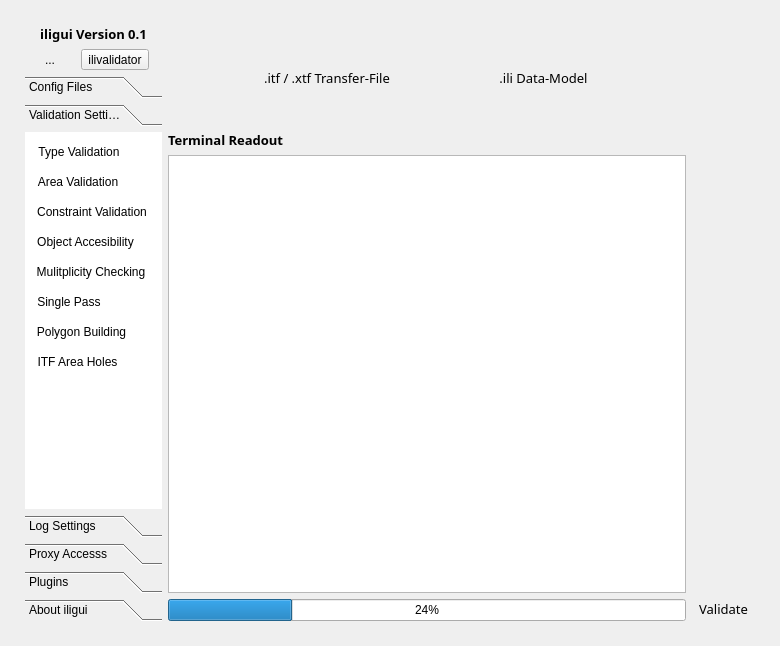
First picture: the form in iligui_ui.ui, repository MoreIceFitzGerry/iligui, before the edit.
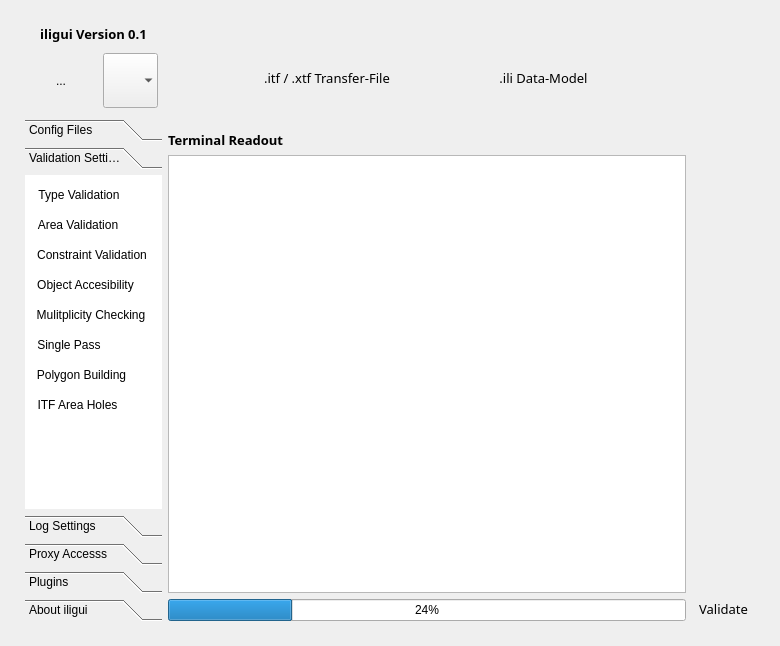
Second picture: the form after the edit. The open tabs and pages were chosen to show the change. Icons and pictures are not drawn.

The edit to the form file:
```diff
--- a/iligui_ui.ui
+++ b/iligui_ui.ui
@@ -75,6 +75,12 @@
             <verstretch>0</verstretch>
            </sizepolicy>
           </property>
+          <property name="minimumSize">
+           <size>
+            <width>64</width>
+            <height>64</height>
+           </size>
+          </property>
           <property name="text">
            <string>...</string>
           </property>
@@ -94,35 +100,68 @@
          </widget>
         </item>
         <item>
-         <widget class="QToolButton" name="Button_Toolsselect">
-          <property name="enabled">
-           <bool>true</bool>
-          </property>
+         <widget class="QComboBox" name="Tool_Select">
           <property name="sizePolicy">
            <sizepolicy hsizetype="Maximum" vsizetype="Maximum">
             <horstretch>0</horstretch>
             <verstretch>0</verstretch>
            </sizepolicy>
           </property>
+          <property name="minimumSize">
+           <size>
+            <width>55</width>
+            <height>55</height>
+           </size>
+          </property>
           <property name="layoutDirection">
            <enum>Qt::LeftToRight</enum>
           </property>
-          <property name="text">
-           <string>ilivalidator</string>
+          <property name="editable">
+           <bool>false</bool>
           </property>
-          <property name="icon">
-           <iconset>
-            <normaloff>icons/validator.png</normaloff>icons/validator.png</iconset>
+          <property name="currentIndex">
+           <number>2</number>
           </property>
           <property name="iconSize">
            <size>
-            <width>40</width>
-            <height>40</height>
+            <width>45</width>
+            <height>45</height>
            </size>
           </property>
-          <property name="toolButtonStyle">
-           <enum>Qt::ToolButtonTextUnderIcon</enum>
+          <property name="duplicatesEnabled">
+           <bool>false</bool>
           </property>
+          <property name="frame">
+           <bool>false</bool>
+          </property>
+          <item>
+           <property name="text">
+            <string/>
+           </property>
+           <property name="icon">
+            <iconset>
+             <normaloff>icons/validator.png</normaloff>icons/validator.png</iconset>
+           </property>
+          </item>
+          <item>
+           <property name="text">
+            <string/>
+           </property>
+           <property name="icon">
+            <iconset>
+             <normalon>icons/ili2c.png</normalon>
+            </iconset>
+           </property>
+          </item>
+          <item>
+           <property name="text">
+            <string/>
+           </property>
+           <property name="icon">
+            <iconset>
+             <normaloff>icons/ili2db.png</normaloff>icons/ili2db.png</iconset>
+           </property>
+          </item>
          </widget>
         </item>
        </layout>
@@ -649,7 +688,7 @@
            <x>0</x>
            <y>0</y>
            <width>137</width>
-           <height>316</height>
+           <height>318</height>
           </rect>
          </property>
          <attribute name="icon">
```
Left out of the diff: 14 changed lines with no effect on the pictures.
